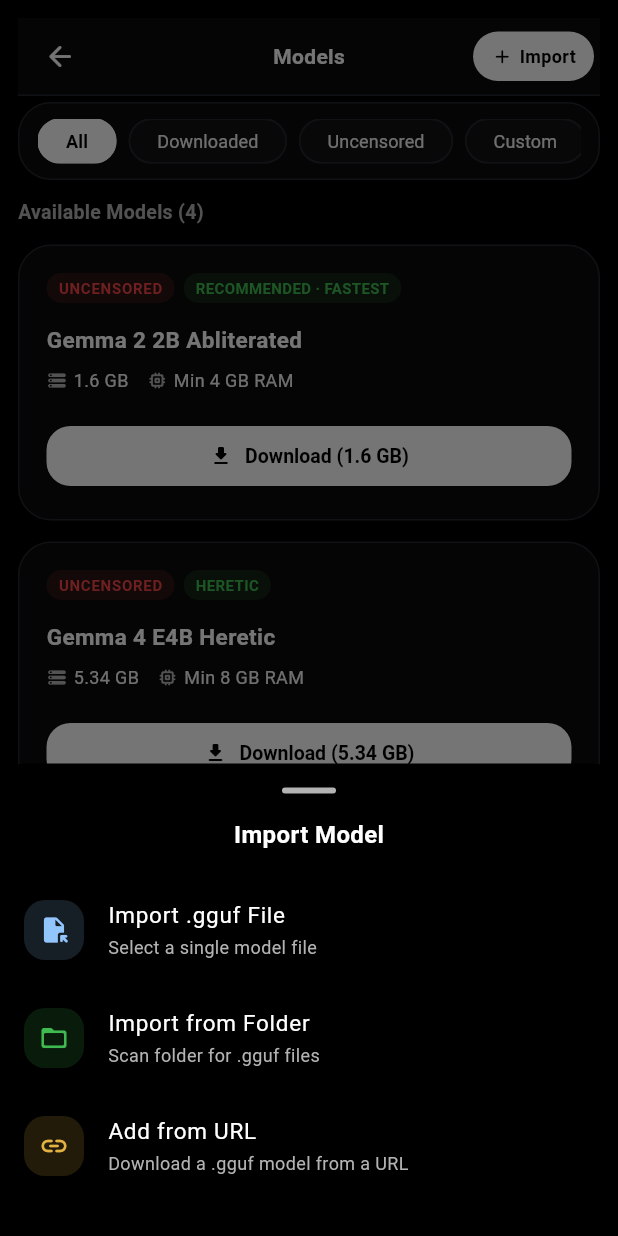
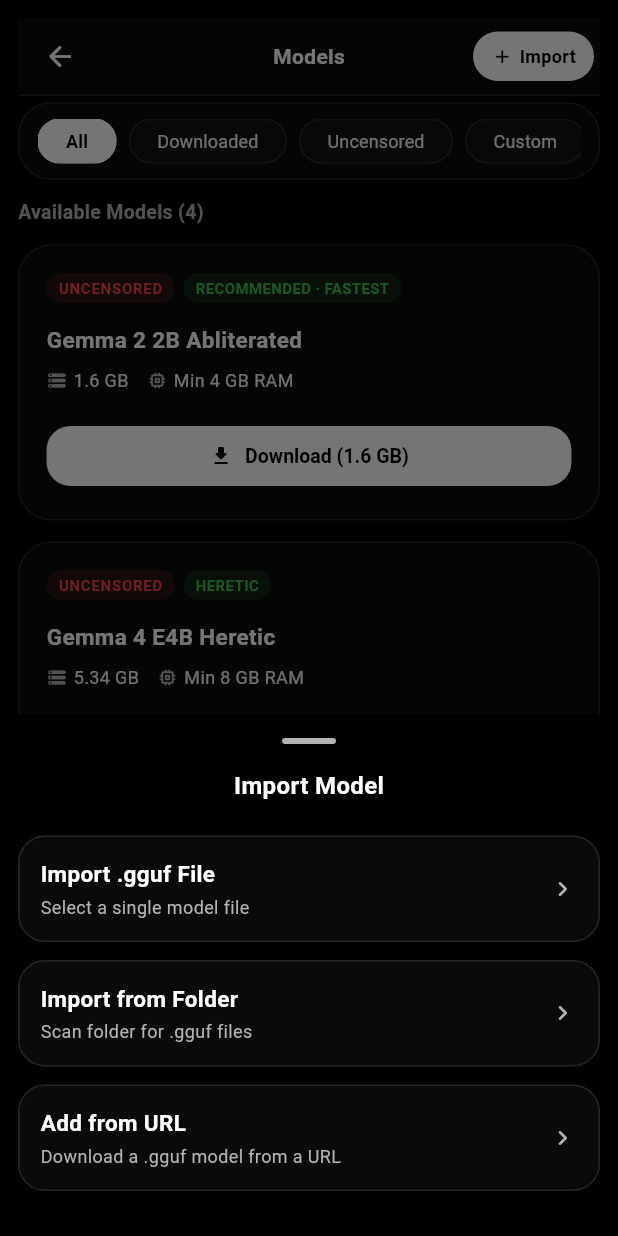
Before and after one commit to iad1tya/WhyyCloud, a Flutter app: the ModelLibraryScreen screen opened by its route, after a tap on "Import", on a phone screen of 412 x 824 dp. Run offline on Flutter 3.47's test engine with Material 3 defaults, Android fonts, the light colour scheme and no system bars; drawn by our look-alikes of flutter_animate; our stand-ins replace file_picker, flutter_markdown, get, hive, hive_flutter, percent_indicator and 1 more; missing offline and left inert: disable_battery_optimization, flutter_foreground_task, llamadart; accounts and stored records are empty; network calls fail; statements that could not run were skipped.

Commit message:
FIxed the issue while importing the model

```diff
--- a/lib/screens/model_library_screen.dart
+++ b/lib/screens/model_library_screen.dart
@@ -531,8 +531,6 @@
               const SizedBox(height: 16),
               _importTile(
                 context,
-                icon: Icons.file_open_rounded,
-                color: AppColors.accentHi,
                 title: 'Import .gguf File',
                 subtitle: 'Select a single model file',
                 onTap: () {
@@ -542,8 +540,6 @@
               ),
               _importTile(
                 context,
-                icon: Icons.folder_open_rounded,
-                color: AppColors.green,
                 title: 'Import from Folder',
                 subtitle: 'Scan folder for .gguf files',
                 onTap: () {
@@ -553,8 +549,6 @@
               ),
               _importTile(
                 context,
-                icon: Icons.link_rounded,
-                color: AppColors.orange,
                 title: 'Add from URL',
                 subtitle: 'Download a .gguf model from a URL',
                 onTap: () {
@@ -572,28 +566,53 @@
 
   Widget _importTile(
     BuildContext context, {
-    required IconData icon,
-    required Color color,
     required String title,
     required String subtitle,
     required VoidCallback onTap,
   }) {
-    return ListTile(
-      leading: Container(
-        width: 40,
-        height: 40,
-        decoration: BoxDecoration(
-          color: color.withValues(alpha: 0.15),
-          borderRadius: BorderRadius.circular(14),
+    return Padding(
+      padding: const EdgeInsets.symmetric(horizontal: 12, vertical: 6),
+      child: Material(
+        color: context.bgPanel,
+        borderRadius: BorderRadius.circular(18),
+        child: InkWell(
+          onTap: onTap,
+          borderRadius: BorderRadius.circular(18),
+          child: Container(
+            padding: const EdgeInsets.all(14),
+            decoration: BoxDecoration(
+              borderRadius: BorderRadius.circular(18),
+              border: Border.all(color: context.borderFaint),
+            ),
+            child: Row(
+              children: [
+                Expanded(
+                  child: Column(
+                    crossAxisAlignment: CrossAxisAlignment.start,
+                    mainAxisSize: MainAxisSize.min,
+                    children: [
+                      Text(
+                        title,
+                        style: TextStyle(
+                          color: context.text,
+                          fontSize: 15,
+                          fontWeight: FontWeight.w600,
+                        ),
+                      ),
+                      const SizedBox(height: 3),
+                      Text(
+                        subtitle,
+                        style: TextStyle(color: context.textD, fontSize: 12),
+                      ),
+                    ],
+                  ),
+                ),
+                Icon(Icons.chevron_right_rounded, color: context.textD, size: 20),
+              ],
+            ),
+          ),
         ),
-        child: Icon(icon, color: color, size: 20),
       ),
-      title: Text(title, style: TextStyle(color: context.text, fontSize: 15)),
-      subtitle: Text(
-        subtitle,
-        style: TextStyle(color: context.textD, fontSize: 12),
-      ),
-      onTap: onTap,
     );
   }
 
--- a/lib/screens/splash_screen.dart
+++ b/lib/screens/splash_screen.dart
@@ -91,7 +91,7 @@
             ).animate().fadeIn(delay: 200.ms, duration: 600.ms),
             const SizedBox(height: 8),
             Text(
-              'Run uncensored LLMs natively on any device 🔓',
+              'Run uncensored LLMs natively on any device',
               style: TextStyle(fontSize: 13, color: context.textM),
             ).animate().fadeIn(delay: 400.ms, duration: 600.ms),
             const SizedBox(height: 40),
```
